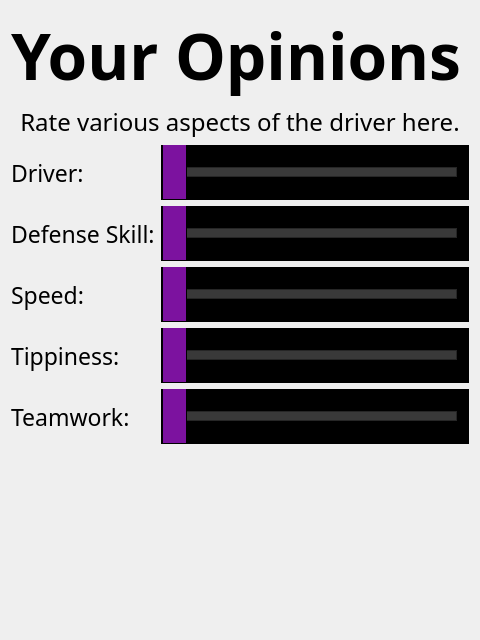
Before: the Qt Designer form ui/SubjectiveScales.ui in binex-dsk/QFRCScouter, drawn with Qt 5.
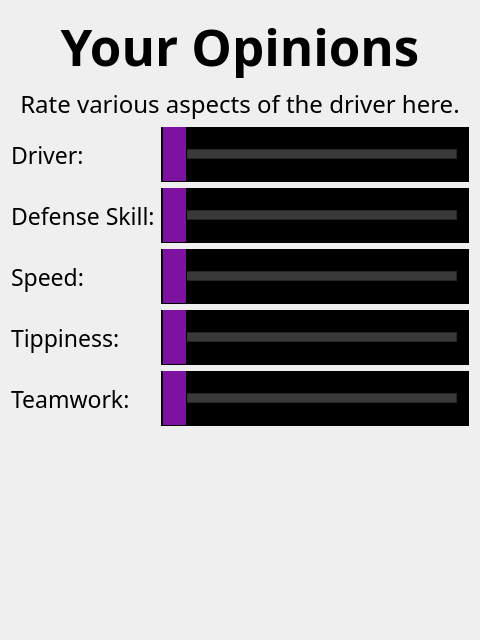
After: the same form once the commit is applied.

Diff of the .ui file:
```diff
--- a/ui/SubjectiveScales.ui
+++ b/ui/SubjectiveScales.ui
@@ -119,7 +119,7 @@
      <property name="font">
       <font>
        <family>Noto Sans</family>
-       <pointsize>48</pointsize>
+       <pointsize>38</pointsize>
        <bold>true</bold>
       </font>
      </property>
@@ -129,6 +129,9 @@
      <property name="scaledContents">
       <bool>true</bool>
      </property>
+     <property name="alignment">
+      <set>Qt::AlignCenter</set>
+     </property>
      <property name="wordWrap">
       <bool>true</bool>
      </property>
```
